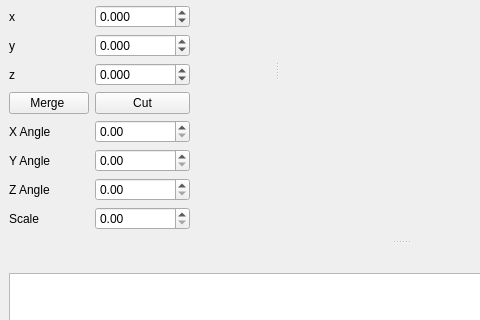
First picture: the form in 080-ManipulatingShapes/src/MainWindow.ui, repository haknkayaa/Qt-OpenCASCADE-Projects, before the edit; both pictures show x 0 to 480 and y 147 to 467 of the 802 by 600 pixel window.
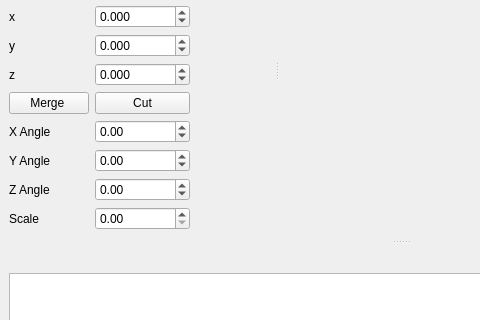
Second picture: the form after the edit. Custom widgets are drawn as their Qt base class.

```diff
--- a/080-ManipulatingShapes/src/MainWindow.ui
+++ b/080-ManipulatingShapes/src/MainWindow.ui
@@ -60,10 +60,24 @@
       </widget>
      </item>
      <item row="8" column="1">
-      <widget class="QDoubleSpinBox" name="angleBox_z"/>
+      <widget class="QDoubleSpinBox" name="angleBox_z">
+       <property name="minimum">
+        <double>-10000000000000000.000000000000000</double>
+       </property>
+       <property name="maximum">
+        <double>10000000000000000.000000000000000</double>
+       </property>
+      </widget>
      </item>
      <item row="5" column="1">
-      <widget class="QDoubleSpinBox" name="angleBox_x"/>
+      <widget class="QDoubleSpinBox" name="angleBox_x">
+       <property name="minimum">
+        <double>-10000000000000000.000000000000000</double>
+       </property>
+       <property name="maximum">
+        <double>10000000000000000.000000000000000</double>
+       </property>
+      </widget>
      </item>
      <item row="4" column="1">
       <widget class="QPushButton" name="cutButton">
@@ -92,7 +106,14 @@
       </widget>
      </item>
      <item row="6" column="1">
-      <widget class="QDoubleSpinBox" name="angleBox_y"/>
+      <widget class="QDoubleSpinBox" name="angleBox_y">
+       <property name="minimum">
+        <double>-10000000000000000.000000000000000</double>
+       </property>
+       <property name="maximum">
+        <double>10000000000000000.000000000000000</double>
+       </property>
+      </widget>
      </item>
      <item row="3" column="1">
       <widget class="QDoubleSpinBox" name="zSpinBox">
```
